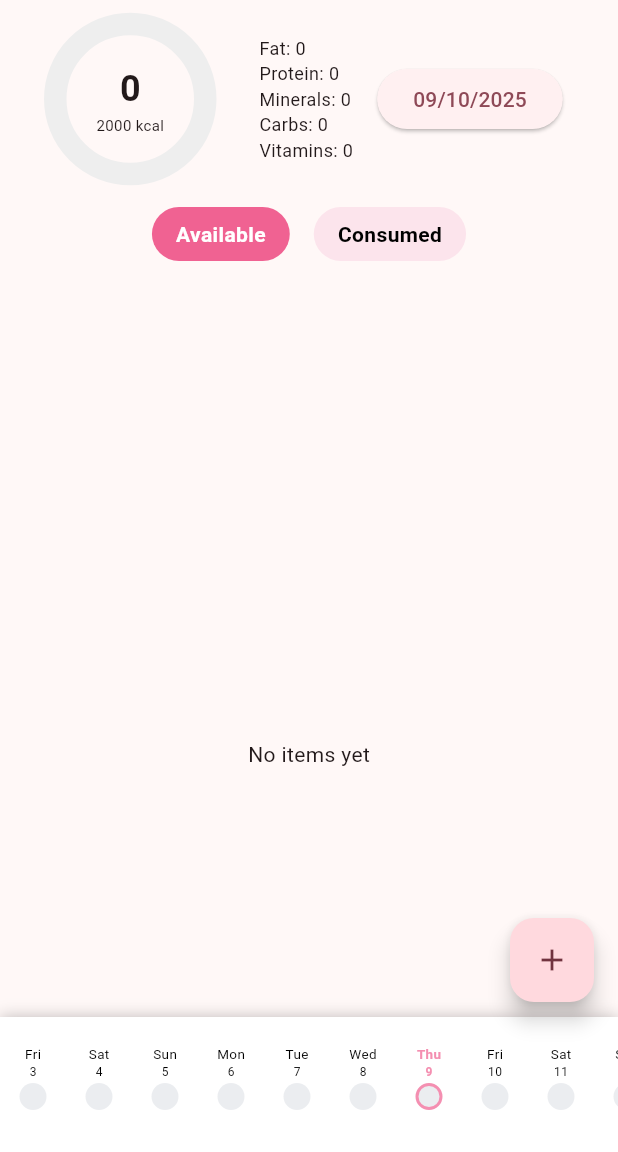
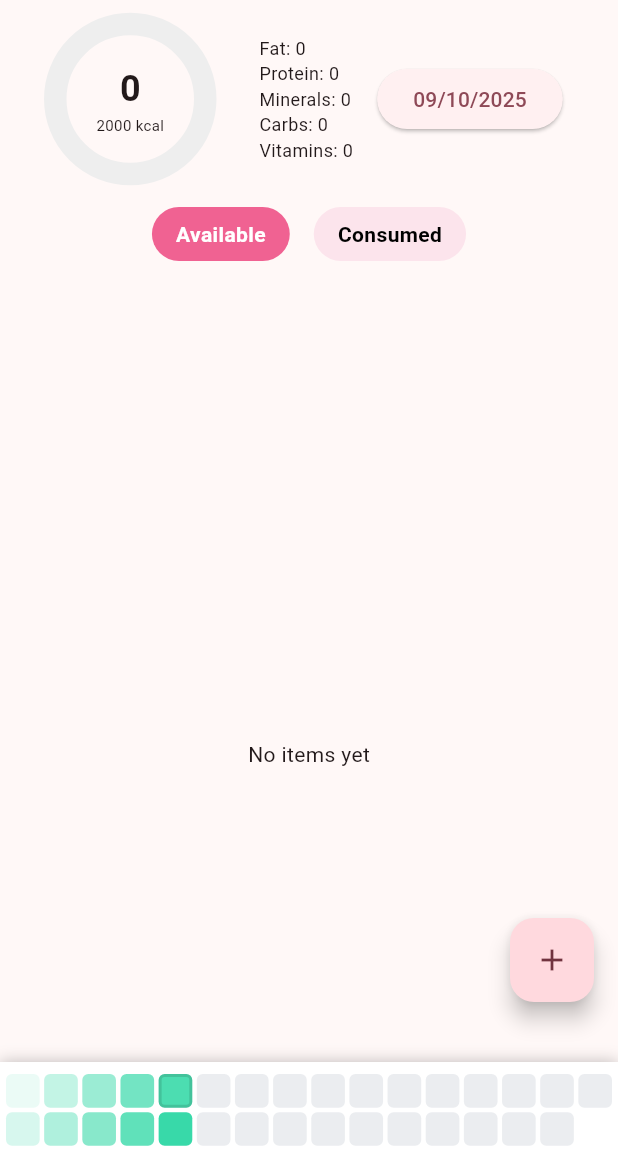
Before and after one commit to AshwaniDev101/Flutter-DisciplinePlus, a Flutter app: the screen it shows after launch, swiped to page 2, on a phone screen of 412 x 824 dp, the part 84-1236 px from its top. Run offline on Flutter 3.47's test engine with Material 3 defaults, Android fonts, the phone set to English and light mode, and no system bars; drawn by our look-alikes of sliding_up_panel; our stand-ins replace cloud_firestore, firebase_core, hive_flutter, just_audio, rxdart; accounts and stored records are empty; generated files the repository leaves out were written again.

Commit message:
the heatmap seem to be working, Removed the heatmap replace with a better Heatmap month

```diff
--- /dev/null
+++ b/lib/pages/heatmap_page/grid/month_heatmap.dart
@@ -0,0 +1,139 @@
+import 'package:flutter/material.dart';
+
+import '../../../core/utils/helper.dart';
+
+class MonthHeatmap extends StatelessWidget {
+  final double height;
+  final double hSpacing;
+  final double vSpacing;
+  final double horizontalPadding;
+  final bool useHorizontalScroll; // if true, allow scrolling when many columns
+  final Map<String, dynamic> heatLevelMap;
+
+  const MonthHeatmap({
+    Key? key,
+    this.height = 70,
+    this.hSpacing = 3,
+    this.vSpacing = 3,
+    this.horizontalPadding = 4,
+    this.useHorizontalScroll = false,
+    required this.heatLevelMap,
+  }) : super(key: key);
+
+
+  Color getColorForHeat(double percentage) {
+    percentage = percentage.clamp(0, 100);
+    if (percentage == 0) {
+      return hexToColorWithOpacity("#EBEDF0", 100);
+    } else {
+      return hexToColorWithOpacity("#38d9a9", percentage);
+    }
+  }
+
+  int _daysInMonth(DateTime date) {
+    return DateTime(date.year, date.month + 1, 0).day;
+  }
+
+  @override
+  Widget build(BuildContext context) {
+    final now = DateTime.now();
+    final daysInMonth = _daysInMonth(now);
+
+    // original weekday (1=Mon .. 7=Sun)
+    final firstWeekday = DateTime(now.year, now.month, 1).weekday;
+
+    const rows = 2;
+    // map the weekday to one of the 3 rows using modulo so start alignment is consistent
+    final offset = (firstWeekday - 1) % rows; // 0..2
+
+    final columns = ((offset + daysInMonth) / rows).ceil();
+
+    final deviceWidth = MediaQuery.of(context).size.width;
+
+    // compute dimensions
+    final totalHSpacing = (columns - 1) * hSpacing;
+    final availableWidth = deviceWidth - horizontalPadding * 2 - totalHSpacing;
+    final rawBoxSize = (availableWidth / columns);
+
+    final verticalPadding = 8.0;
+    final totalVSpacing = (rows - 1) * vSpacing;
+    final availableHeight = height - verticalPadding * 2 - totalVSpacing;
+    final rawRowHeight = (availableHeight / rows);
+
+    // make boxes square-ish, clamp to reasonable min/max
+    final boxSize = rawBoxSize.isFinite
+        ? rawBoxSize.clamp(6.0, 48.0).clamp(0.0, rawRowHeight)
+        : rawRowHeight.clamp(6.0, 48.0);
+
+    // placeholder color (transparent or faint)
+    final placeholderColor = hexToColorWithOpacity("#FFFFFF", 0);
+
+
+
+    // generate column-major cells (columns * rows)
+    final totalCells = columns * rows;
+    final cells = List<Widget>.generate(totalCells, (cellIndex) {
+      final dayNumber = (cellIndex - offset + 1);
+      final isValidDay = dayNumber >= 1 && dayNumber <= daysInMonth;
+
+
+
+      if (!isValidDay) {
+        return Container(
+          width: boxSize,
+          height: boxSize,
+          margin: EdgeInsets.only(bottom: vSpacing),
+          decoration: BoxDecoration(
+            color: placeholderColor,
+            borderRadius: BorderRadius.circular(3),
+          ),
+        );
+      }
+
+      final color = getColorForHeat((heatLevelMap[dayNumber.toString()] ?? 0).toDouble());
+
+      // optional: highlight today
+      final isToday = (now.day == dayNumber && DateTime.now().month == now.month && DateTime.now().year == now.year);
+
+      return Container(
+        width: boxSize,
+        height: boxSize,
+        margin: EdgeInsets.only(bottom: vSpacing),
+        decoration: BoxDecoration(
+          color: color,
+          borderRadius: BorderRadius.circular(4),
+          border: isToday ? Border.all(width: 2, color: Colors.black12) : null,
+        ),
+      );
+    });
+
+    // break into columns (each column is rows long)
+    final weekColumns = List<Widget>.generate(columns, (colIndex) {
+      final start = colIndex * rows;
+      final end = start + rows;
+      final columnCells = cells.sublist(start, end);
+
+      return Container(
+        margin: EdgeInsets.only(right: colIndex == columns - 1 ? 0 : hSpacing),
+        child: Column(
+          mainAxisSize: MainAxisSize.min,
+          children: columnCells,
+        ),
+      );
+    });
+
+    final rowContent = Row(
+      crossAxisAlignment: CrossAxisAlignment.start,
+      children: weekColumns,
+    );
+
+    return Container(
+      height: height,
+      width: double.infinity,
+      padding: EdgeInsets.symmetric(horizontal: horizontalPadding, vertical: verticalPadding),
+      child: useHorizontalScroll
+          ? SingleChildScrollView(scrollDirection: Axis.horizontal, child: rowContent)
+          : rowContent,
+    );
+  }
+}
--- a/lib/pages/heatmap_page/heatmap_panel.dart
+++ b/lib/pages/heatmap_page/heatmap_panel.dart
@@ -1,5 +1,5 @@
 import 'package:flutter/material.dart';
-import 'row/heatmap_row.dart';
+import 'grid/month_heatmap.dart';
 import 'calender/heatmap_calender.dart';
 
 class HeatmapPanel extends StatelessWidget {
@@ -9,7 +9,7 @@ class HeatmapPanel extends StatelessWidget {
   Widget build(BuildContext c) {
     return const Column(
       children: [
-        SizedBox(height: 80, child: HeatmapRow()),
+        SizedBox(height: 80, child: MonthHeatmap(heatLevelMap:{'1':10,'2':20,'3':30,'4':40,'5':50,'6':60,'7':70,'8':80,'9':90,'10':100})),
         SizedBox(height: 450, child: HeatmapCalender()),
       ],
     );
--- a/lib/pages/listpage/home_page.dart
+++ b/lib/pages/listpage/home_page.dart
@@ -15,7 +15,7 @@ import '../timerpage/timer_page.dart';
 import 'widgets/schedule_listview.dart';
 
 
-const double _panelMinHeight = 90;
+const double _panelMinHeight = 60;
 const double _panelMaxHeight = 550;
 
 class HomePage extends StatefulWidget {
@@ -66,7 +66,6 @@ class _HomePageState extends State<HomePage> with RouteAware {
 
 
   final PageController _controller = PageController();
-  final int _currentIndex = 0;
 
   @override
   Widget build(BuildContext context) {
@@ -140,8 +139,7 @@ class _HomePageState extends State<HomePage> with RouteAware {
                 Column(
                   crossAxisAlignment: CrossAxisAlignment.stretch,
                   children: [
-                    // const SizedBox(height: 35),
-                    // _DayHeader(onLeft: _goLeft, onRight: _goRight),
+
                     const Divider(height: 1, thickness: 1),
                     Expanded(
                       child: Container(
@@ -203,11 +201,9 @@ class _HomePageState extends State<HomePage> with RouteAware {
 
 
 
-
           setState(() {
             initiative.isComplete = true;
           });
-          print('Completed  =================================================== ${initiative.title}');
 
 
 
```
Also changed, not shown: lib/_archive/row/heatmap_row.dart (renamed from lib/pages/heatmap_page/row/heatmap_row.dart, +4 -14 lines), lib/_archive/row/widgets/snap_scrolling.dart (renamed from lib/pages/heatmap_page/row/widgets/snap_scrolling.dart).
